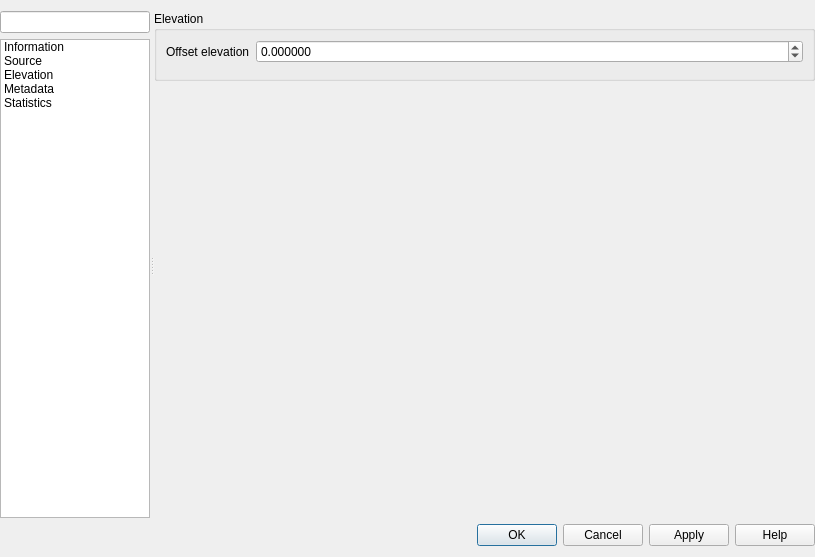
The window that src/ui/qgspointcloudlayerpropertiesbase.ui (qgis/QGIS) describes before a commit, drawn with Qt 5.
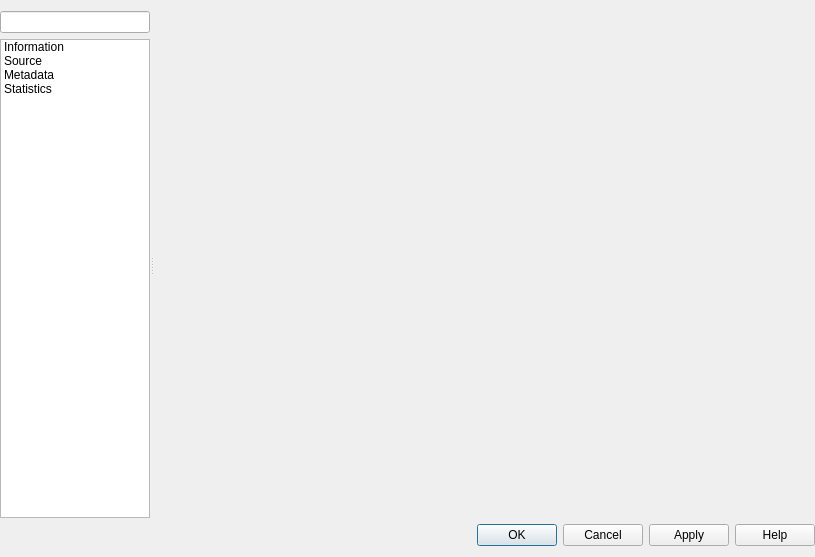
The same window after the commit. Icons and pictures are not drawn. Custom widgets are drawn as their Qt base class.

Commit message: Make point cloud elevation properties a QgsMapLayerConfigWidget, so it shows in inline dock

What changed in the file:
```diff
--- a/src/ui/qgspointcloudlayerpropertiesbase.ui
+++ b/src/ui/qgspointcloudlayerpropertiesbase.ui
@@ -122,18 +122,6 @@
             <normaloff>:/images/themes/default/propertyicons/system.svg</normaloff>:/images/themes/default/propertyicons/system.svg</iconset>
           </property>
          </item>
-         <item>
-          <property name="text">
-           <string>Elevation</string>
-          </property>
-          <property name="toolTip">
-           <string>Elevation</string>
-          </property>
-          <property name="icon">
-           <iconset resource="../../images/images.qrc">
-            <normaloff>:/images/themes/default/mesh/Elevation.svg</normaloff>:/images/themes/default/mesh/Elevation.svg</iconset>
-          </property>
-         </item>
          <item>
           <property name="text">
            <string>Metadata</string>
@@ -344,80 +332,6 @@
            </item>
           </layout>
          </widget>
-         <widget class="QWidget" name="mOptsPage_Elevation">
-          <layout class="QVBoxLayout" name="verticalLayout_10">
-           <property name="leftMargin">
-            <number>0</number>
-           </property>
-           <property name="topMargin">
-            <number>0</number>
-           </property>
-           <property name="rightMargin">
-            <number>0</number>
-           </property>
-           <property name="bottomMargin">
-            <number>0</number>
-           </property>
-           <item>
-            <widget class="QgsCollapsibleGroupBox" name="mCrsGroupBox_2">
-             <property name="focusPolicy">
-              <enum>Qt::StrongFocus</enum>
-             </property>
-             <property name="title">
-              <string>Elevation</string>
-             </property>
-             <property name="checkable">
-              <bool>false</bool>
-             </property>
-             <property name="syncGroup" stdset="0">
-              <string notr="true">vectorgeneral</string>
-             </property>
-             <layout class="QGridLayout" name="gridLayout_2">
-              <item row="2" column="0">
-               <widget class="Line" name="line_3">
-                <property name="orientation">
-                 <enum>Qt::Vertical</enum>
-                </property>
-               </widget>
-              </item>
-              <item row="1" column="0">
-               <widget class="QLabel" name="label">
-                <property name="text">
-                 <string>Offset elevation</string>
-                </property>
-               </widget>
-              </item>
-              <item row="1" column="1">
-               <widget class="QgsDoubleSpinBox" name="mOffsetZSpinBox">
-                <property name="decimals">
-                 <number>6</number>
-                </property>
-                <property name="minimum">
-                 <double>-99999999999.000000000000000</double>
-                </property>
-                <property name="maximum">
-                 <double>99999999999.000000000000000</double>
-                </property>
-               </widget>
-              </item>
-             </layout>
-            </widget>
-           </item>
-           <item>
-            <spacer name="verticalSpacer_2">
-             <property name="orientation">
-              <enum>Qt::Vertical</enum>
-             </property>
-             <property name="sizeHint" stdset="0">
-              <size>
-               <width>20</width>
-               <height>40</height>
-              </size>
-             </property>
-            </spacer>
-           </item>
-          </layout>
-         </widget>
          <widget class="QWidget" name="mOptsPage_Metadata">
           <layout class="QVBoxLayout" name="verticalLayout_5">
            <property name="leftMargin">
@@ -546,11 +460,6 @@
    <header>qgsprojectionselectionwidget.h</header>
    <container>1</container>
   </customwidget>
-  <customwidget>
-   <class>QgsDoubleSpinBox</class>
-   <extends>QDoubleSpinBox</extends>
-   <header>qgsdoublespinbox.h</header>
-  </customwidget>
  </customwidgets>
  <tabstops>
   <tabstop>mSearchLineEdit</tabstop>
```
The commit also changes 6 other files.
